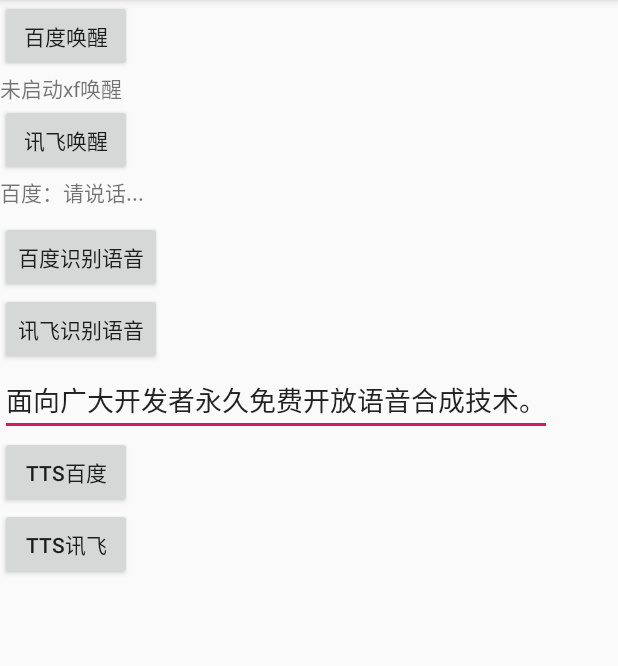
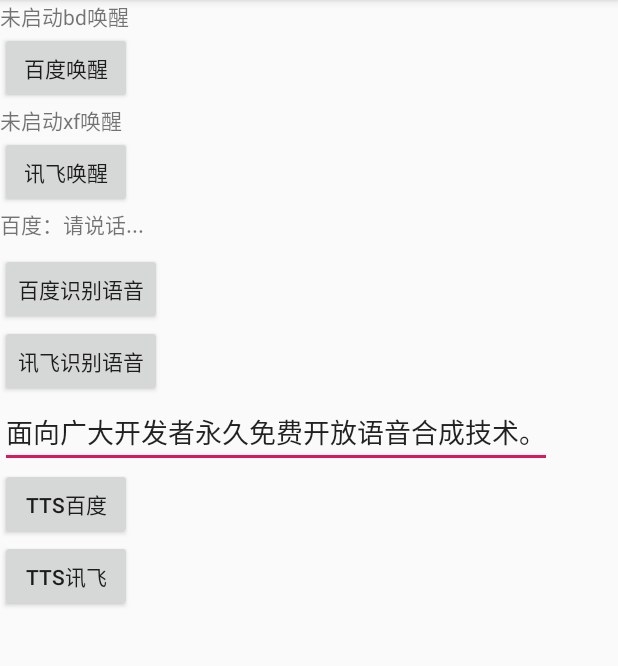
Before and after one commit to Ulez/CommonLib, an Android app: the screen it shows after launch (MainActivity), after a tap on "百度识别语音", on a phone screen of 412 x 824 dp, the part 84-750 px from its top. Run offline under Robolectric (Android 15) with nearby library versions, the phone set to English and light mode, and no system bars; network calls fail; 2 statements that could not run were skipped.

Commit message:
百度唤醒、识别切换

```diff
--- a/app/src/main/java/com/ulez/commonlib/MainActivity.java
+++ b/app/src/main/java/com/ulez/commonlib/MainActivity.java
@@ -15,6 +15,7 @@ import android.widget.TextView;
 
 import com.ulez.bdxflibrary.asr.AsrListener;
 import com.ulez.bdxflibrary.asr.AsrManager;
+import com.ulez.bdxflibrary.asr.WakeListener;
 import com.ulez.bdxflibrary.tts.TtsManager;
 
 public class MainActivity extends AppCompatActivity implements View.OnClickListener {
@@ -37,6 +38,7 @@ public class MainActivity extends AppCompatActivity implements View.OnClickListe
     private TtsManager ttsManager;
     private EditText etTts;
     private TextView wakeText;
+    private TextView wakeTextBd;
 
     @Override
     protected void onCreate(Bundle savedInstanceState) {
@@ -55,6 +57,7 @@ public class MainActivity extends AppCompatActivity implements View.OnClickListe
         };
         textView = findViewById(R.id.result);
         wakeText = findViewById(R.id.textWake);
+        wakeTextBd = findViewById(R.id.textWake_bd);
 
         findViewById(R.id.bt_wake_bd).setOnClickListener(this);
         findViewById(R.id.bt_wake_xf).setOnClickListener(this);
@@ -112,6 +115,18 @@ public class MainActivity extends AppCompatActivity implements View.OnClickListe
             public void onError(Exception e) {
                 Log.e(TAG, "Exception=" + e.getMessage());
             }
+        }, new WakeListener() {
+            @Override
+            public void onReady() {
+                Log.i(TAG, "wake onReady");
+                wakeTextBd.setText("请说唤醒词");
+            }
+
+            @Override
+            public void onResult(String result) {
+                Log.i(TAG, "wake onResult=" + result);
+                wakeTextBd.setText("唤醒结果：" + result);
+            }
 
             @Override
             public void onWakeInitError(RuntimeException e) {
--- a/app/src/main/res/layout/activity_main.xml
+++ b/app/src/main/res/layout/activity_main.xml
@@ -7,6 +7,12 @@
     android:orientation="vertical"
     tools:context=".MainActivity">
 
+    <TextView
+        android:id="@+id/textWake_bd"
+        android:layout_width="wrap_content"
+        android:layout_height="wrap_content"
+        android:text="未启动bd唤醒" />
+
     <Button
         android:id="@+id/bt_wake_bd"
         android:layout_width="wrap_content"
@@ -15,9 +21,10 @@
 
     <TextView
         android:id="@+id/textWake"
-        android:text="未启动xf唤醒"
         android:layout_width="wrap_content"
-        android:layout_height="wrap_content" />
+        android:layout_height="wrap_content"
+        android:text="未启动xf唤醒" />
+
     <Button
         android:id="@+id/bt_wake_xf"
         android:layout_width="wrap_content"
--- a/bdxflibrary/src/main/AndroidManifest.xml
+++ b/bdxflibrary/src/main/AndroidManifest.xml
@@ -5,13 +5,13 @@
     <application>
         <meta-data
             android:name="com.baidu.speech.APP_ID"
-            android:value="16218249" />
+            android:value="16497560" />
         <meta-data
             android:name="com.baidu.speech.API_KEY"
-            android:value="lVeAyDEuwVrPPOOZuKvN3VzQ" />
+            android:value="04TI2yM9HfQPSvzfneTtEPuH" />
         <meta-data
             android:name="com.baidu.speech.SECRET_KEY"
-            android:value="XDkr1nYkKah7lGQP2e4peqboxKUjH4GS" />
+            android:value="nl1r0WVYLPa2bSlGcPojeHxWAc19ZjgY" />
 
         <meta-data
             android:name="IFLYTEK_APPKEY"
--- a/bdxflibrary/src/main/java/com/ulez/bdxflibrary/asr/AsrListener.java
+++ b/bdxflibrary/src/main/java/com/ulez/bdxflibrary/asr/AsrListener.java
@@ -4,5 +4,5 @@ public interface AsrListener {
 
     void onError(Exception e);
 
-    void onWakeInitError(RuntimeException e);
+
 }
--- a/bdxflibrary/src/main/java/com/ulez/bdxflibrary/asr/AsrManager.java
+++ b/bdxflibrary/src/main/java/com/ulez/bdxflibrary/asr/AsrManager.java
@@ -22,6 +22,7 @@ import com.iflytek.cloud.VoiceWakeuper;
 import com.iflytek.cloud.WakeuperListener;
 import com.iflytek.cloud.WakeuperResult;
 import com.iflytek.cloud.util.ResourceUtil;
+import com.ulez.bdxflibrary.AsrException;
 import com.ulez.bdxflibrary.R;
 import com.ulez.bdxflibrary.util.FileUtil;
 import com.ulez.bdxflibrary.util.JsonParser;
@@ -32,6 +33,7 @@ import org.json.JSONObject;
 import java.util.HashMap;
 import java.util.LinkedHashMap;
 import java.util.Map;
+import java.util.TreeMap;
 
 public class AsrManager {
     // xf语音唤醒对象
@@ -42,12 +44,15 @@ public class AsrManager {
     private String keep_alive = "1";
     private String ivwNetMode = "0";
 
+    private int asr_status = AsrStatus.ASR_STATUS_ORINGIN;
+
     private final String TAG = "AsrManager";
     public static final int TYPE_B = 0;//百度
     public static final int TYPE_X = 1;//讯飞
     private static AsrManager instance;
     private final Context context;
     private AsrListener asrListener;
+    private WakeListener wakeListener;
     private int asrType = 0;
     private EventManager bdAsr;
     private String mEngineType = SpeechConstant.TYPE_CLOUD;
@@ -55,19 +60,20 @@ public class AsrManager {
     int ret = 0; // 函数调用返回值
     private SpeechRecognizer mIat;
 
-    public static AsrManager getInstance(Context context, int asrType, AsrListener asrListener) {
+    public static AsrManager getInstance(Context context, int asrType, AsrListener asrListener, WakeListener wakeListener) {
         if (instance == null) {
             synchronized (AsrManager.class) {
-                instance = new AsrManager(context, asrType, asrListener);
+                instance = new AsrManager(context, asrType, asrListener, wakeListener);
             }
         }
         return instance;
     }
 
-    private AsrManager(Context context, int asrType, final AsrListener asrListener) {
+    private AsrManager(Context context, int asrType, final AsrListener asrListener, WakeListener wakeListener) {
         this.context = context.getApplicationContext();
         this.asrType = asrType;
         this.asrListener = asrListener;
+        this.wakeListener = wakeListener;
         SpeechUtility.createUtility(context, "appid=" + "5cf72474");
         switch (asrType) {
             case TYPE_B:
@@ -125,19 +131,43 @@ public class AsrManager {
         @Override
         public void onEvent(String name, String params, byte[] data, int offset, int length) {
             try {
-//                Log.e(TAG, "name=" + name + ",,,params=" + params);
-                if ("asr.partial".equals(name)) {
+                Log.e(TAG, "name=" + name + ",,,params=" + params);
+                try {
+                    if (TextUtils.isEmpty(params)) return;
+                    JSONObject json = new JSONObject(params);
+                    int errorCode = json.getInt("errorCode");
+                    if (errorCode != 0) {
+                        String desc = json.getString("desc");
+                        asrListener.onError(new AsrException(errorCode, desc));
+                        return;
+                    }
+                } catch (JSONException e) {
+                    e.printStackTrace();
+                }
+                switch (name) {
+                    case "asr.partial":
                         JSONObject jsonObject = new JSONObject(params);
                         String result = jsonObject.getString("result_type");
                         if ("final_result".equals(result)) {
+                            if (asrListener != null)
                                 asrListener.onResult(jsonObject.getString("best_result"), true);
                         }
-                } else if ("asr.finish".equals(name)) {
+                        break;
+                    case "asr.finish":
                         FileUtil.pcm2wav(outPath);
                         outPath = null;
+                        asr_status = AsrStatus.ASR_STATUS_ORINGIN;
+                        break;
+                    case "wp.data":
+                        if (wakeListener != null)
+                            wakeListener.onResult(params);
+                        break;
+                    case "wp.ready":
+                        if (wakeListener != null)
+                            wakeListener.onReady();
+                        break;
                 }
             } catch (JSONException e) {
-                asrListener.onError(e);
                 e.printStackTrace();
             }
         }
@@ -163,6 +193,7 @@ public class AsrManager {
             } else {
                 Log.e(TAG, error.getPlainDescription(true));
             }
+            if (asrListener != null)
                 asrListener.onError(error);
         }
 
@@ -191,7 +222,10 @@ public class AsrManager {
             for (String key : mIatResults.keySet()) {
                 resultBuffer.append(mIatResults.get(key));
             }
-            if (isLast) asrListener.onResult(resultBuffer.toString(), true);
+            if (isLast) {
+                if (asrListener != null)
+                    asrListener.onResult(resultBuffer.toString(), true);
+            }
         }
 
         @Override
@@ -210,6 +244,14 @@ public class AsrManager {
     public void start(String outPath, int asrType) {
         switch (asrType) {
             case TYPE_B:
+                if (asr_status == AsrStatus.ASR_STATUS_ASR_RECORDING) {
+                    return;
+                }
+                if (bdAsr != null && (asr_status == AsrStatus.ASR_STATUS_WAKE_RECORDING)) {
+                    bdAsr.send(com.baidu.speech.asr.SpeechConstant.WAKEUP_STOP, null, null, 0, 0);
+                    bdAsr.unregisterListener(bdListener);
+                    bdAsr = null;
+                }
                 if (bdAsr == null) {
                     initBdAsr(context);
                 }
@@ -230,7 +272,9 @@ public class AsrManager {
                 params.put(com.baidu.speech.asr.SpeechConstant.PID, 1536); // 中文输入法模型，有逗号
                 String json = null; // 可以替换成自己的json
                 json = new JSONObject(params).toString(); // 这里可以替换成你需要测试的json
+
                 bdAsr.send(com.baidu.speech.asr.SpeechConstant.ASR_START, json, null, 0, 0);
+                asr_status = AsrStatus.ASR_STATUS_ASR_RECORDING;
                 break;
             case TYPE_X:
                 if (mIat == null) {
@@ -273,7 +317,26 @@ public class AsrManager {
 
     // TODO: 2019/6/12 百度唤醒初始化等待唤醒
     private void initBdWake() {
-
+        if (asr_status == AsrStatus.ASR_STATUS_WAKE_RECORDING) {
+            return;
+        }
+        if (bdAsr != null && (asr_status == AsrStatus.ASR_STATUS_ASR_RECORDING)) {
+            bdAsr.send(com.baidu.speech.asr.SpeechConstant.ASR_STOP, null, null, 0, 0);
+            bdAsr.unregisterListener(bdListener);
+            bdAsr = null;
+        }
+        bdAsr = EventManagerFactory.create(context, "wp");
+        // 基于SDK唤醒词集成1.3 注册输出事件
+        bdAsr.registerListener(bdListener); //  EventListener 中 onEvent方法
+        Map<String, Object> params = new TreeMap<String, Object>();
+        params.put(com.baidu.speech.asr.SpeechConstant.ACCEPT_AUDIO_VOLUME, false);
+        params.put(com.baidu.speech.asr.SpeechConstant.WP_WORDS_FILE, "assets:///WakeUp.bin");//小度你好
+        params.put(com.baidu.speech.asr.SpeechConstant.APP_ID, "16497560");// TODO: 2019/6/12
+        // "assets:///WakeUp.bin" 表示WakeUp.bin文件定义在assets目录下
+        String json = null; // 这里可以替换成你需要测试的json
+        json = new JSONObject(params).toString();
+        bdAsr.send(com.baidu.speech.asr.SpeechConstant.WAKEUP_START, json, null, 0, 0);
+        asr_status = AsrStatus.ASR_STATUS_WAKE_RECORDING;
     }
 
     private void initXfWake() {
@@ -301,10 +364,11 @@ public class AsrManager {
             // 如有需要，设置 NOTIFY_RECORD_DATA 以实时通过 onEvent 返回录音音频流字节
             //mIvw.setParameter( SpeechConstant.NOTIFY_RECORD_DATA, "1" );
             // 启动唤醒
-            Log.i(TAG,"// 启动唤醒");
+            Log.i(TAG, "// 启动唤醒");
             mIvw.startListening(mWakeuperListener);
         } else {
-            asrListener.onWakeInitError(new RuntimeException("xf唤醒未初始化"));
+            if (wakeListener != null)
+                wakeListener.onWakeInitError(new RuntimeException("xf唤醒未初始化"));
         }
     }
 
@@ -368,7 +432,7 @@ public class AsrManager {
 
 
     private String getResource() {
-        final String resPath = ResourceUtil.generateResourcePath(context, ResourceUtil.RESOURCE_TYPE.assets, "ivw/" + context.getString(R.string.app_id) + ".jet");
+        final String resPath = ResourceUtil.generateResourcePath(context, ResourceUtil.RESOURCE_TYPE.assets, "ivw/" + context.getString(R.string.app_id_xf) + ".jet");
         Log.i(TAG, "resPath: " + resPath);
         return resPath;
     }
--- /dev/null
+++ b/bdxflibrary/src/main/java/com/ulez/bdxflibrary/asr/AsrStatus.java
@@ -0,0 +1,7 @@
+package com.ulez.bdxflibrary.asr;
+
+public interface AsrStatus {
+    int ASR_STATUS_ORINGIN = 0;
+    int ASR_STATUS_WAKE_RECORDING = 1;
+    int ASR_STATUS_ASR_RECORDING = 2;
+}
--- /dev/null
+++ b/bdxflibrary/src/main/java/com/ulez/bdxflibrary/asr/WakeListener.java
@@ -0,0 +1,6 @@
+package com.ulez.bdxflibrary.asr;
+public interface WakeListener {
+    void onReady();
+    void onResult(String result);
+    void onWakeInitError(RuntimeException e);
+}
--- a/bdxflibrary/src/main/res/values/strings.xml
+++ b/bdxflibrary/src/main/res/values/strings.xml
@@ -1,4 +1,4 @@
 <resources>
     <string name="app_name">bdxf Library</string>
-    <string name="app_id">5cf72474</string>
+    <string name="app_id_xf">5cf72474</string>
 </resources>
```
Also changed, not shown: bdxflibrary/src/main/java/com/ulez/bdxflibrary/AsrException.java (added, +19 -0 lines), 1 other file. Lines whose indentation alone changed are shown as unchanged.
